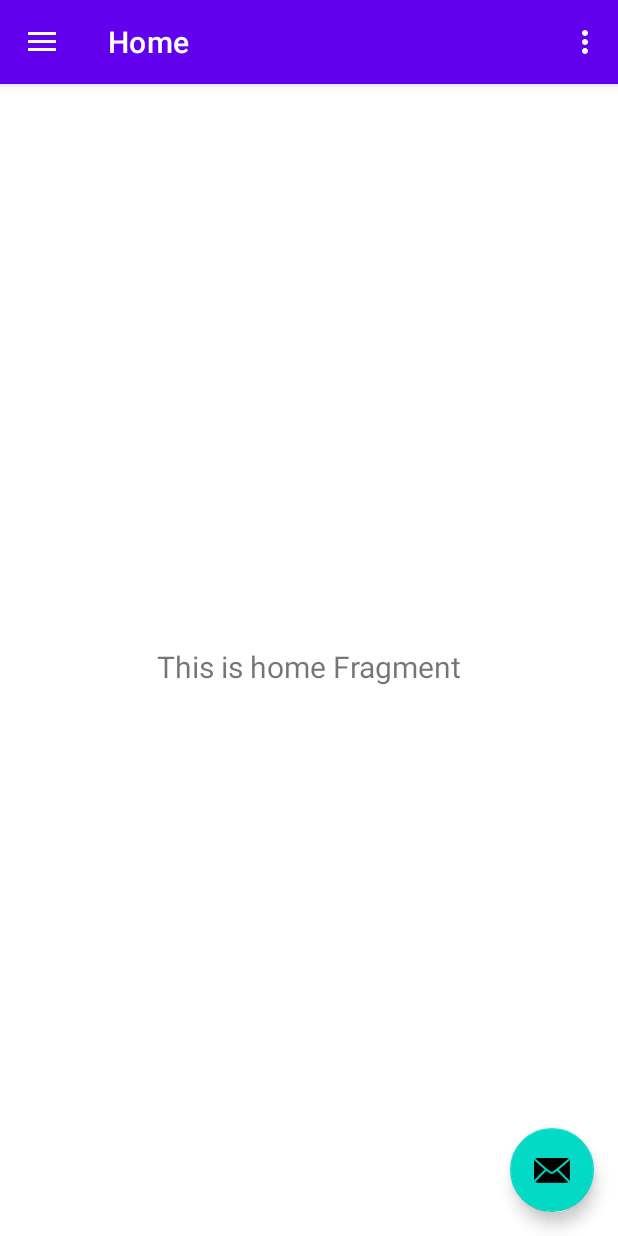
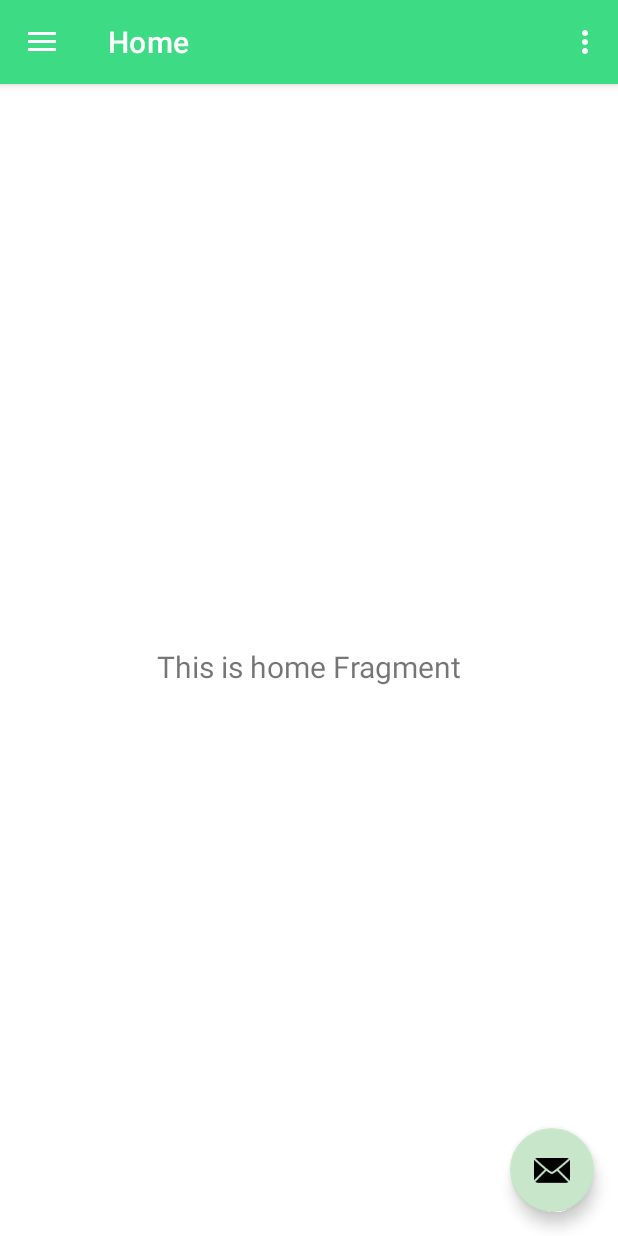
Before and after one commit to IamAwesomeGeorge/Tree-Guardians-Frontend, an Android app: the screen it shows after launch (MainActivity), on a phone screen of 412 x 824 dp. Run offline under Robolectric (Android 15) with nearby library versions, the phone set to English and light mode, and no system bars; our stand-ins replace navigation-ui.

Commit message:
adding colours and renaming fields

```diff
--- a/app/src/main/java/com/example/tg/ui/gallery/GalleryFragment.kt
+++ b/app/src/main/java/com/example/tg/ui/gallery/GalleryFragment.kt
@@ -7,11 +7,11 @@ import android.view.ViewGroup
 import android.widget.TextView
 import androidx.fragment.app.Fragment
 import androidx.lifecycle.ViewModelProvider
-import com.example.tg.databinding.FragmentMapBinding
+import com.example.tg.databinding.FragmentGalleryBinding
 
 class GalleryFragment : Fragment() {
 
-    private var _binding: FragmentMapBinding? = null
+    private var _binding: FragmentGalleryBinding? = null
 
     // This property is only valid between onCreateView and
     // onDestroyView.
@@ -25,7 +25,7 @@ class GalleryFragment : Fragment() {
         val galleryViewModel =
             ViewModelProvider(this).get(GalleryViewModel::class.java)
 
-        _binding = FragmentMapBinding.inflate(inflater, container, false)
+        _binding = FragmentGalleryBinding.inflate(inflater, container, false)
         val root: View = binding.root
 
         val textView: TextView = binding.textMap
--- a/app/src/main/res/menu/activity_main_drawer.xml
+++ b/app/src/main/res/menu/activity_main_drawer.xml
@@ -9,9 +9,9 @@
             android:icon="@drawable/ic_menu_camera"
             android:title="@string/menu_home" />
         <item
-            android:id="@+id/nav_map"
+            android:id="@+id/nav_gallery"
             android:icon="@drawable/ic_menu_gallery"
-            android:title="@string/menu_map" />
+            android:title="@string/menu_gallery" />
         <item
             android:id="@+id/nav_slideshow"
             android:icon="@drawable/ic_menu_slideshow"
--- a/app/src/main/res/navigation/mobile_navigation.xml
+++ b/app/src/main/res/navigation/mobile_navigation.xml
@@ -14,8 +14,8 @@
     <fragment
         android:id="@+id/nav_gallery"
         android:name="com.example.tg.ui.gallery.GalleryFragment"
-        android:label="@string/menu_map"
-        tools:layout="@layout/fragment_map" />
+        android:label="@string/menu_gallery"
+        tools:layout="@layout/fragment_gallery" />
 
     <fragment
         android:id="@+id/nav_slideshow"
--- a/app/src/main/res/values/colors.xml
+++ b/app/src/main/res/values/colors.xml
@@ -1,10 +1,10 @@
 <?xml version="1.0" encoding="utf-8"?>
 <resources>
-    <color name="purple_200">#FFBB86FC</color>
-    <color name="purple_500">#FF6200EE</color>
-    <color name="purple_700">#FF3700B3</color>
-    <color name="teal_200">#FF03DAC5</color>
-    <color name="teal_700">#FF018786</color>
+    <color name="purple_200">#FFC8E6C9</color>
+    <color name="purple_500">#3DDC84</color>
+    <color name="purple_700">#FF1B5E20</color>
+    <color name="teal_200">#FFC8E6C9</color>
+    <color name="teal_700">#FF3700B3</color>
     <color name="black">#FF000000</color>
     <color name="white">#FFFFFFFF</color>
 </resources>
--- a/app/src/main/res/values/strings.xml
+++ b/app/src/main/res/values/strings.xml
@@ -2,12 +2,17 @@
     <string name="app_name">tg</string>
     <string name="navigation_drawer_open">Open navigation drawer</string>
     <string name="navigation_drawer_close">Close navigation drawer</string>
-    <string name="nav_header_title">Android Studio</string>
-    <string name="nav_header_subtitle">email@gmail.com</string>
+    <string name="nav_header_title">Tree Guardians</string>
+    <string name="nav_header_subtitle">user@email.com</string>
     <string name="nav_header_desc">Navigation header</string>
     <string name="action_settings">Settings</string>
 
     <string name="menu_home">Home</string>
-    <string name="menu_map">Map</string>
-    <string name="menu_slideshow">Slideshow</string>
+    <string name="menu_gallery">View Map</string>
+    <string name="menu_slideshow">Tree List</string>
+    <string name="menu_walks">Guided Walks</string>
+    <string name="menu_games">Games</string>
+    <string name="menu_my_profile">My Profile</string>
+    <string name="menu_admin">Admin</string>
+    <string name="menu_logout">Log out</string>
 </resources>
```
Also changed, not shown: app/src/main/res/drawable/logo.png (deleted), app/src/main/res/layout/fragment_gallery.xml (renamed from app/src/main/res/layout/fragment_map.xml), app/src/main/res/mipmap-hdpi/logo_transparent.png (added).
